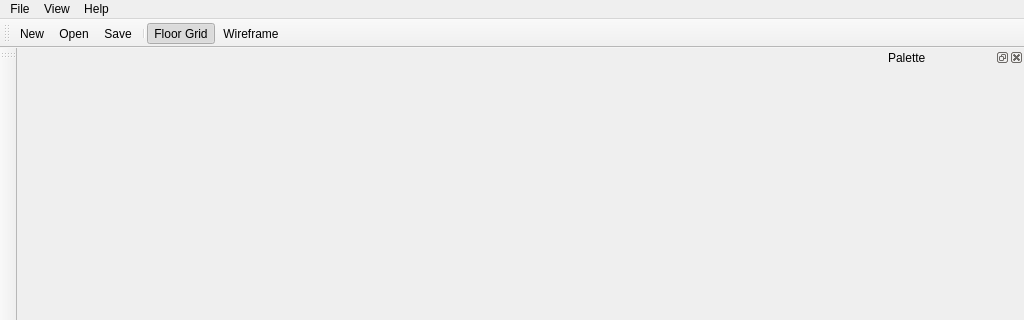
Old version of the form src/mainwindow.ui in the repository grking/zoxel; both pictures show x 0 to 1024 and y 0 to 320 of the 1024 by 679 pixel window.
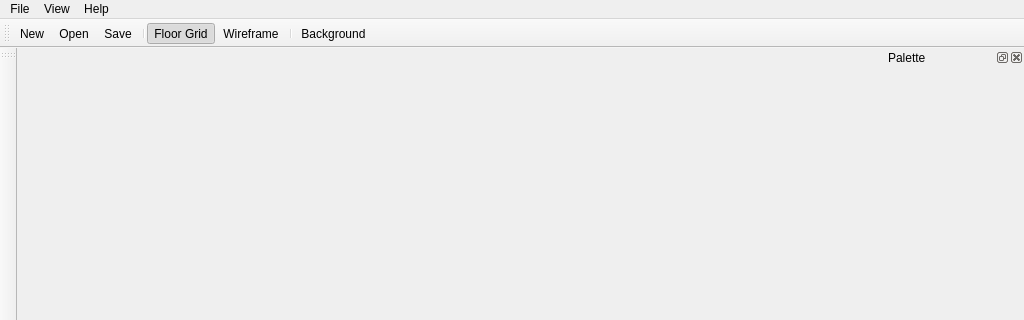
New version of the form. Icons and pictures are not drawn.

Commit message: Can select background colour for display, closes #8.

The edit to the form file:
```diff
--- a/src/mainwindow.ui
+++ b/src/mainwindow.ui
@@ -81,6 +81,8 @@
    <addaction name="separator"/>
    <addaction name="action_floor_grid"/>
    <addaction name="action_wireframe"/>
+   <addaction name="separator"/>
+   <addaction name="action_background"/>
   </widget>
   <widget class="QToolBar" name="toolbar_drawing">
    <property name="windowTitle">
@@ -194,6 +196,18 @@
     <string>Open...</string>
    </property>
   </action>
+  <action name="action_background">
+   <property name="icon">
+    <iconset resource="resources.qrc">
+     <normaloff>:/images/gfx/icons/palette.png</normaloff>:/images/gfx/icons/palette.png</iconset>
+   </property>
+   <property name="text">
+    <string>Background</string>
+   </property>
+   <property name="toolTip">
+    <string>Choose background colour</string>
+   </property>
+  </action>
  </widget>
  <resources>
   <include location="resources.qrc"/>
```
The commit also changes 2 other files.
